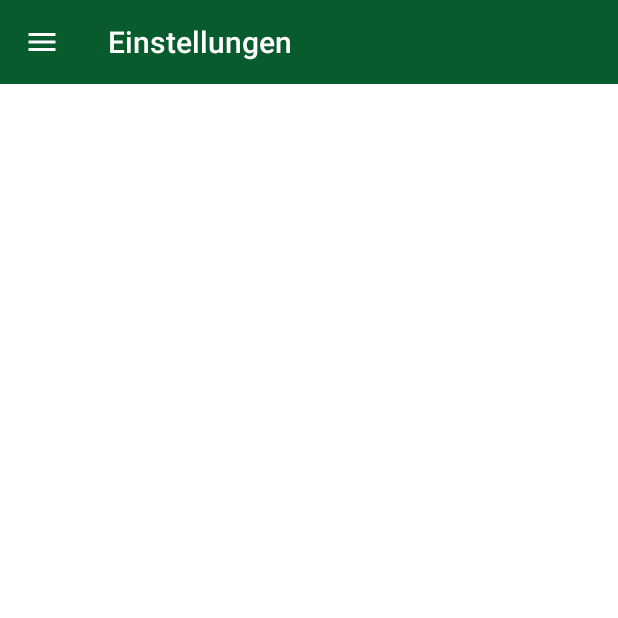
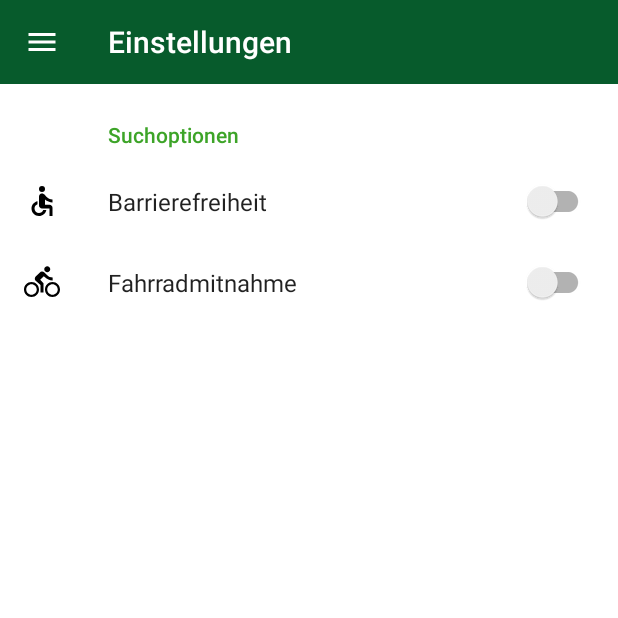
Before and after one commit to sebastianknopf/Museumsfahrplan, an Android app: the screen it shows after launch (MainActivity), in the side drawer, after a tap on "Einstellungen", on a phone screen of 412 x 824 dp, the top half of it. Run offline under Robolectric (Android 15) with nearby library versions, the phone set to English and light mode, and no system bars; our stand-ins replace androidx.preference, data binding; libraries missing offline, so code that uses them is left out: com.mapbox.geojson, com.mapbox.mapboxsdk; 6 statements that could not run were skipped.

Commit message:
created basic functional version of SettingsFragment and interaction with this settings

```diff
--- a/app/build.gradle
+++ b/app/build.gradle
@@ -50,6 +50,8 @@ android {
 dependencies {
     implementation fileTree(dir: 'libs', include: ['*.jar'])
     implementation 'com.android.support:appcompat-v7:27.1.1'
+    implementation 'com.android.support:preference-v7:27.1.1'
+    implementation 'com.android.support:preference-v14:27.1.1'
     implementation 'com.android.support.constraint:constraint-layout:1.1.3'
     implementation 'com.android.support:cardview-v7:27.1.1'
     implementation 'com.android.support:recyclerview-v7:27.1.1'
--- a/app/src/main/java/de/mpfl/app/MainActivity.java
+++ b/app/src/main/java/de/mpfl/app/MainActivity.java
@@ -14,9 +14,9 @@ import de.mpfl.app.fragments.FavoritesFragment;
 import de.mpfl.app.fragments.InfoDetailsFragment;
 import de.mpfl.app.fragments.InfoListFragment;
 import de.mpfl.app.fragments.MapOverviewFragment;
-import de.mpfl.app.fragments.PreferencesFragment;
 import de.mpfl.app.fragments.SearchDetailsFragment;
 import de.mpfl.app.fragments.SearchInputFragment;
+import de.mpfl.app.fragments.SettingsFragment;
 import de.mpfl.app.fragments.TripDetailsFragment;
 import de.mpfl.app.listeners.OnFragmentInteractionListener;
 import de.mpfl.app.utils.NavigationManager;
@@ -99,7 +99,7 @@ public class MainActivity extends AppCompatActivity implements NavigationView.On
                 break;
 
             case R.id.navigationMenuSettings:
-                targetFragment = PreferencesFragment.newInstance();
+                targetFragment = SettingsFragment.newInstance();
                 break;
 
             case R.id.navigationMenuInformation:
@@ -184,6 +184,10 @@ public class MainActivity extends AppCompatActivity implements NavigationView.On
                 SearchDetailsFragment searchDetailsFragment = SearchDetailsFragment.newInstance(routeId, routeName, searchDate);
                 this.navigationManager.setNextAnimation(R.anim.fragment_enter_right, R.anim.fragment_exit_right);
                 this.navigationManager.navigateTo(searchDetailsFragment);
+            } else if(arguments.getInt(SearchInputFragment.KEY_FRAGMENT_ACTION) == SearchInputFragment.ACTION_SHOW_SETTINGS) {
+                SettingsFragment settingsFragment = SettingsFragment.newInstance();
+                this.navigationManager.setNextAnimation(R.anim.fragment_enter_right, R.anim.fragment_exit_right);
+                this.navigationManager.navigateTo(settingsFragment);
             }
         } else if(fragment instanceof SearchDetailsFragment) {
             if(arguments.getInt(SearchDetailsFragment.KEY_FRAGMENT_ACTION) == SearchDetailsFragment.ACTION_SELECT_TRIP) {
--- a/app/src/main/java/de/mpfl/app/fragments/PreferencesFragment.java
+++ b/app/src/main/java/de/mpfl/app/fragments/SettingsFragment.java
@@ -1,38 +1,47 @@
 package de.mpfl.app.fragments;
 
-import android.content.Context;
-import android.databinding.DataBindingUtil;
 import android.os.Bundle;
-import android.support.v4.app.Fragment;
 import android.support.v7.app.AppCompatActivity;
-import android.view.LayoutInflater;
-import android.view.View;
-import android.view.ViewGroup;
+import android.support.v7.preference.PreferenceFragmentCompat;
 
 import de.mpfl.app.R;
 import de.mpfl.app.databinding.FragmentPreferencesBinding;
 
-public class PreferencesFragment extends Fragment {
+public class SettingsFragment extends PreferenceFragmentCompat {
 
-    public static final String TAG ="PreferencesFragment";
+    public static final String TAG ="SettingsFragment";
+
+    public final static String KEY_WHEELCHAIR_ACCESSIBLE = "KEY_WHEELCHAIR_ACCESSIBLE";
+    public final static String KEY_BIKES_ALLOWED = "KEY_BIKES_ALLOWED";
 
     private FragmentPreferencesBinding components;
 
-    public PreferencesFragment() {
+    public SettingsFragment() {
         // Required empty public constructor
     }
 
-    public static PreferencesFragment newInstance() {
-        PreferencesFragment fragment = new PreferencesFragment();
+    public static SettingsFragment newInstance() {
+        SettingsFragment fragment = new SettingsFragment();
         return fragment;
     }
 
     @Override
     public void onCreate(Bundle savedInstanceState) {
         super.onCreate(savedInstanceState);
+
+        // set activity title
+        AppCompatActivity activity = (AppCompatActivity) this.getActivity();
+        if(activity != null) {
+            activity.getSupportActionBar().setTitle(R.string.str_preferences_title);
+        }
     }
 
     @Override
+    public void onCreatePreferences(Bundle savedInstanceState, String rootKey) {
+        this.addPreferencesFromResource(R.xml.screen_fragment_preferences);
+    }
+
+    /*@Override
     public View onCreateView(LayoutInflater inflater, ViewGroup container, Bundle savedInstanceState) {
         this.components = DataBindingUtil.inflate(inflater, R.layout.fragment_preferences, container, false);
 
@@ -53,5 +62,5 @@ public class PreferencesFragment extends Fragment {
     @Override
     public void onDetach() {
         super.onDetach();
-    }
+    }*/
 }
--- a/app/src/main/res/layout/fragment_preferences.xml
+++ b/app/src/main/res/layout/fragment_preferences.xml
@@ -4,7 +4,7 @@
     <FrameLayout
         android:layout_width="match_parent"
         android:layout_height="match_parent"
-        tools:context="de.mpfl.app.fragments.PreferencesFragment">
+        tools:context="de.mpfl.app.fragments.SettingsFragment">
 
     </FrameLayout>
 
--- a/app/src/main/res/values/strings.xml
+++ b/app/src/main/res/values/strings.xml
@@ -55,6 +55,10 @@
     <string name="str_change_no_exit">Kein Ausstieg</string>
     <string name="str_change_demand">Bedarfshalt</string>
     <string name="str_favorite_added">Fahrt als Favorit gespeichert!</string>
+    <string name="str_trip_details_wheelchair_yes">barrierefrei</string>
+    <string name="str_trip_details_wheelchair_no">nicht barrierefrei</string>
+    <string name="str_trip_details_bikes_yes">Fahrradmitnahme begrenzt möglich</string>
+    <string name="str_trip_details_bikes_no">Fahrradmitnahme nicht möglich</string>
 
     <!-- FavoritesFragment -->
     <string name="str_favorites_no_results_title">Hier ist noch nichts!</string>
@@ -68,8 +72,12 @@
         <item>OpenSource Lizenzen</item>
     </string-array>
 
-    <!-- PreferencesFragment -->
+    <!-- SettingsFragmentment -->
     <string name="str_preferences_title">Einstellungen</string>
+    <string name="str_preferences_cat_search">Suchoptionen</string>
+    <string name="str_preferences_cat_view">Anzeigeoptionen</string>
+    <string name="str_preferences_wheelchair_accessible">Barrierefreiheit</string>
+    <string name="str_preferences_bikes_allowed">Fahrradmitnahme</string>
 
     <!-- TripItem -->
     <string name="str_frequency_exact">Alle %s Minuten</string>
--- a/app/src/main/res/values/styles.xml
+++ b/app/src/main/res/values/styles.xml
@@ -8,6 +8,7 @@
         <item name="colorPrimary">@color/colorPrimaryDAY</item>
         <item name="colorPrimaryDark">@color/colorPrimaryDarkDAY</item>
         <item name="colorAccent">@color/colorAccentDAY</item>
+        <item name="preferenceTheme">@style/PreferenceThemeOverlay.v14.Material</item>
 
         <item name="android:windowBackground">@color/windowBackgroundColorDAY</item>
         <item name="android:alertDialogTheme">@style/AppTheme.AlertDialog</item>
--- /dev/null
+++ b/app/src/main/res/xml/screen_fragment_preferences.xml
@@ -0,0 +1,28 @@
+<?xml version="1.0" encoding="utf-8" ?>
+<android.support.v7.preference.PreferenceScreen xmlns:android="http://schemas.android.com/apk/res/android">
+
+    <android.support.v7.preference.PreferenceCategory
+        android:title="@string/str_preferences_cat_search">
+
+        <android.support.v7.preference.SwitchPreferenceCompat
+            android:key="KEY_WHEELCHAIR_ACCESSIBLE"
+            android:title="@string/str_preferences_wheelchair_accessible"
+            android:icon="@drawable/ic_wheelchair"
+            android:defaultValue="false" />
+
+        <android.support.v7.preference.SwitchPreferenceCompat
+            android:key="KEY_BIKES_ALLOWED"
+            android:title="@string/str_preferences_bikes_allowed"
+            android:icon="@drawable/ic_bike"
+            android:defaultValue="false" />
+
+    </android.support.v7.preference.PreferenceCategory>
+
+    <!--<android.support.v7.preference.PreferenceCategory
+        android:title="@string/str_preferences_cat_view">
+
+
+
+    </android.support.v7.preference.PreferenceCategory>-->
+
+</android.support.v7.preference.PreferenceScreen>
```
Also changed, not shown: app/src/main/java/de/mpfl/app/fragments/SearchDetailsFragment.java (+25 -1 lines), app/src/main/java/de/mpfl/app/fragments/SearchInputFragment.java (+25 -0 lines), app/src/main/java/de/mpfl/app/utils/SettingsManager.java (+14 -0 lines), app/src/main/res/menu/menu_settings_shortcut.xml (added, +13 -0 lines), 1 other file.
